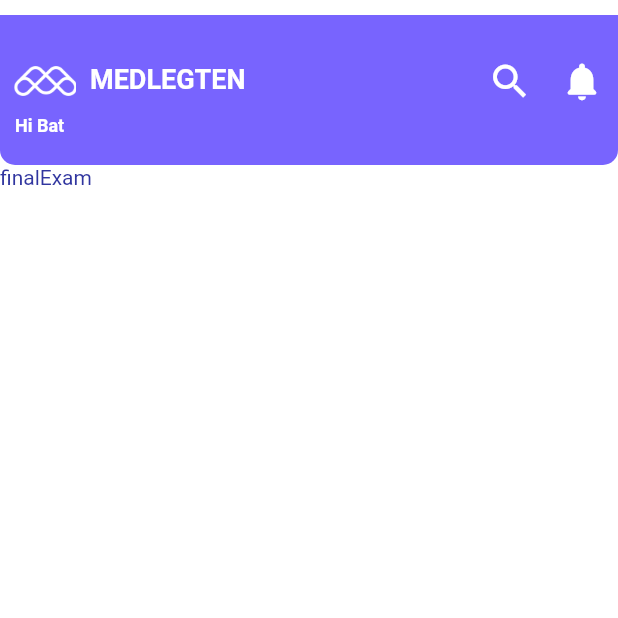
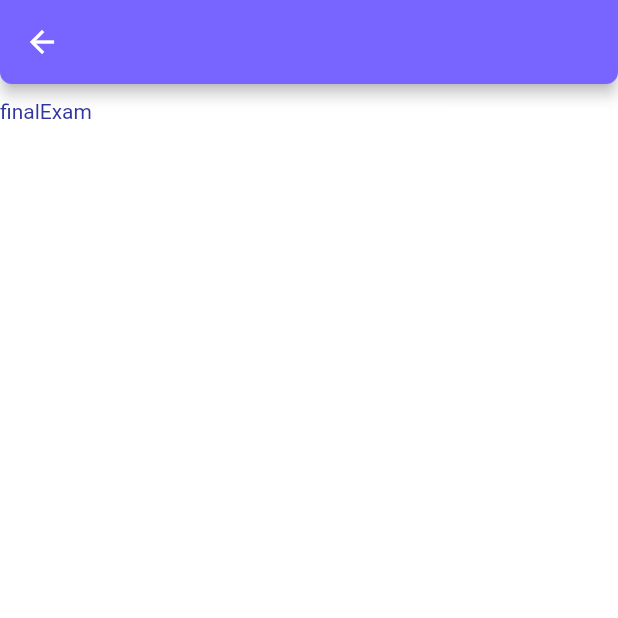
Before and after one commit to enkhtur0123/medlegten, a Flutter app: the ModuleFinalExamPage screen opened directly, on a phone screen of 412 x 824 dp, the top half of it. Run offline on Flutter 3.47's test engine with Material 2 defaults, Android fonts, the phone set to English and light mode, and no system bars; our stand-ins replace auto_route, cached_network_image, carousel_slider, chewie, dio, expandable and 15 more; missing offline and left inert: clickable_list_wheel_view, flutter_facebook_auth; accounts and stored records are empty; network calls fail; Roboto replaces fonts that are missing (Poppins-SemiBold); project files that could hold a hidden picture were left out.

Commit message:
appbar customize

```diff
--- a/lib/components/landing_header.dart
+++ /dev/null
@@ -1,76 +0,0 @@
-import 'package:flutter/material.dart';
-import 'package:medlegten/common/colors.dart';
-
-class LandingHeader extends StatelessWidget {
-  final double height;
-  // ignore: prefer_const_constructors_in_immutables
-  LandingHeader(this.height, {Key? key}) : super(key: key);
-
-  @override
-  Widget build(BuildContext context) {
-    return Container(
-        height: height,
-        decoration: BoxDecoration(
-          color: ColorTable.color120_100_254,
-          borderRadius: const BorderRadius.only(
-            bottomLeft: Radius.circular(10),
-            bottomRight: Radius.circular(10),
-          ),
-        ),
-        child: Column(
-          mainAxisAlignment: MainAxisAlignment.center,
-          crossAxisAlignment: CrossAxisAlignment.center,
-          children: [
-            Row(
-              children: [
-                Image.asset('assets/img/LogoWhite.png',
-                    width: 60, height: 20, fit: BoxFit.fitHeight),
-                Text(
-                  'MEDLEGTEN',
-                  textAlign: TextAlign.center,
-                  style: TextStyle(
-                    color: ColorTable.color255_255_255,
-                    fontFamily: 'Poppins-SemiBold',
-                    fontSize: 18,
-                    letterSpacing:
-                        0 /*percentages not used in flutter. defaulting to zero*/,
-                    fontWeight: FontWeight.w600,
-                    height: 1,
-                  ),
-                ),
-                Expanded(
-                  child: Container(),
-                ),
-                IconButton(
-                  onPressed: () {},
-                  icon: const Icon(Icons.search),
-                  iconSize: 30,
-                ),
-                IconButton(
-                  onPressed: () {},
-                  icon: const Icon(Icons.notifications_rounded),
-                  iconSize: 30,
-                )
-              ],
-            ),
-            Row(children: [
-              const SizedBox(
-                width: 10,
-              ),
-              Text(
-                'Hi Bat',
-                style: TextStyle(
-                  color: ColorTable.color255_255_255,
-                  fontFamily: 'Poppins-SemiBold',
-                  fontSize: 12,
-                  letterSpacing:
-                      0 /*percentages not used in flutter. defaulting to zero*/,
-                  fontWeight: FontWeight.w600,
-                  height: 1,
-                ),
-              )
-            ]),
-          ],
-        ));
-  }
-}
--- a/lib/pages/CoursePages/Unit_finalExam/module_final_exam.dart
+++ b/lib/pages/CoursePages/Unit_finalExam/module_final_exam.dart
@@ -1,6 +1,5 @@
 import 'package:flutter/material.dart';
 import 'package:medlegten/common/colors.dart';
-import 'package:medlegten/components/landing_header.dart';
 
 class ModuleFinalExamPage extends StatefulWidget {
   const ModuleFinalExamPage({Key? key}) : super(key: key);
@@ -13,6 +12,7 @@ class _ModuleFinalExamPageState extends State<ModuleFinalExamPage> {
   @override
   Widget build(BuildContext context) {
     return Scaffold(
+      appBar: AppBar(),
       backgroundColor: ColorTable.color255_255_255,
       body: Padding(
         padding: const EdgeInsets.only(top: 10),
@@ -20,7 +20,6 @@ class _ModuleFinalExamPageState extends State<ModuleFinalExamPage> {
           mainAxisAlignment: MainAxisAlignment.start,
           crossAxisAlignment: CrossAxisAlignment.start,
           children: [
-            LandingHeader(100),
             const Text(
               'finalExam',
               style: TextStyle(color: colorPrimary),
--- a/lib/pages/CoursePages/Unit_grammarTable/grammar_page.dart
+++ b/lib/pages/CoursePages/Unit_grammarTable/grammar_page.dart
@@ -2,7 +2,6 @@ import 'package:flutter/material.dart';
 import 'package:flutter_hooks/flutter_hooks.dart';
 import 'package:medlegten/common/colors.dart';
 import 'package:medlegten/common/widget_functions.dart';
-import 'package:medlegten/components/landing_header.dart';
 import 'package:medlegten/components/video_player_chewie.dart';
 import 'package:medlegten/hooks/useVideoController.dart';
 import 'package:medlegten/models/Unit/grammar.dart';
@@ -56,7 +55,6 @@ class GrammarTablePage extends HookWidget {
         child: Column(
           mainAxisAlignment: MainAxisAlignment.start,
           children: [
-            LandingHeader(100),
             addVerticalSpace(20),
             Text(
               unitGrammar.grammar[0].grammarNameEng.toUpperCase(),
--- a/lib/pages/CoursePages/Unit_listening/module_listening.dart
+++ b/lib/pages/CoursePages/Unit_listening/module_listening.dart
@@ -1,6 +1,6 @@
 import 'package:flutter/material.dart';
 import 'package:medlegten/common/colors.dart';
-import 'package:medlegten/components/landing_header.dart';
+
 
 class ModuleListenPage extends StatefulWidget {
   const ModuleListenPage({Key? key}) : super(key: key);
@@ -20,7 +20,6 @@ class _ModuleListenPageState extends State<ModuleListenPage> {
           mainAxisAlignment: MainAxisAlignment.start,
           crossAxisAlignment: CrossAxisAlignment.start,
           children: [
-            LandingHeader(100),
             const Text(
               'listening',
               style: TextStyle(color: colorPrimary),
--- a/lib/pages/CoursePages/Unit_progressExam/module_progress_exam.dart
+++ b/lib/pages/CoursePages/Unit_progressExam/module_progress_exam.dart
@@ -1,6 +1,5 @@
 import 'package:flutter/material.dart';
 import 'package:medlegten/common/colors.dart';
-import 'package:medlegten/components/landing_header.dart';
 
 class ModuleProgressExamPage extends StatefulWidget {
   const ModuleProgressExamPage({Key? key}) : super(key: key);
@@ -13,6 +12,7 @@ class _ModuleProgressExamPageState extends State<ModuleProgressExamPage> {
   @override
   Widget build(BuildContext context) {
     return Scaffold(
+      appBar: AppBar(),
       backgroundColor: ColorTable.color255_255_255,
       body: Padding(
         padding: const EdgeInsets.only(top: 10),
@@ -20,7 +20,6 @@ class _ModuleProgressExamPageState extends State<ModuleProgressExamPage> {
           mainAxisAlignment: MainAxisAlignment.start,
           crossAxisAlignment: CrossAxisAlignment.start,
           children: [
-            LandingHeader(100),
             const Text(
               'progressExam',
               style: TextStyle(color: colorPrimary),
--- a/lib/pages/CoursePages/Unit_writing/module_writing.dart
+++ b/lib/pages/CoursePages/Unit_writing/module_writing.dart
@@ -1,6 +1,5 @@
 import 'package:flutter/material.dart';
 import 'package:medlegten/common/colors.dart';
-import 'package:medlegten/components/landing_header.dart';
 
 class ModuleWritingPage extends StatefulWidget {
   const ModuleWritingPage({Key? key}) : super(key: key);
@@ -13,6 +12,7 @@ class _ModuleWritingPageState extends State<ModuleWritingPage> {
   @override
   Widget build(BuildContext context) {
     return Scaffold(
+      appBar: AppBar(),
       backgroundColor: ColorTable.color255_255_255,
       body: Padding(
         padding: const EdgeInsets.only(top: 10),
@@ -20,7 +20,6 @@ class _ModuleWritingPageState extends State<ModuleWritingPage> {
           mainAxisAlignment: MainAxisAlignment.start,
           crossAxisAlignment: CrossAxisAlignment.start,
           children: [
-            LandingHeader(100),
             const Text(
               'Writing',
               style: TextStyle(color: colorPrimary),
--- a/lib/pages/CoursePages/course_self_test/course_self_test.dart
+++ b/lib/pages/CoursePages/course_self_test/course_self_test.dart
@@ -3,7 +3,6 @@ import 'package:flutter/material.dart';
 import 'package:flutter_hooks/flutter_hooks.dart';
 import 'package:medlegten/common/colors.dart';
 import 'package:medlegten/common/widget_functions.dart';
-import 'package:medlegten/components/landing_header.dart';
 import 'package:medlegten/components/loading.dart';
 import 'package:medlegten/components/wide_button.dart';
 import 'package:medlegten/models/Landing/quiz_question.dart';
@@ -40,9 +39,9 @@ class CourseSelfTestPage extends HookWidget {
 
     return Scaffold(
       backgroundColor: Colors.white,
+      appBar: AppBar(),
       body: Column(
         children: [
-          LandingHeader(100),
           addVerticalSpace(20),
           Text(
             'Өөрийгөө үнэлэх тест'.toUpperCase(),
--- a/lib/pages/CoursePages/course_unit_module_list.dart
+++ b/lib/pages/CoursePages/course_unit_module_list.dart
@@ -3,7 +3,6 @@ import 'package:flutter_hooks/flutter_hooks.dart';
 import 'package:medlegten/common/colors.dart';
 import 'package:medlegten/common/widget_functions.dart';
 import 'package:medlegten/components/icon_text.dart';
-import 'package:medlegten/components/landing_header.dart';
 import 'package:medlegten/components/loading.dart';
 import 'package:medlegten/components/wide_button.dart';
 import 'package:medlegten/models/Landing/course_unit.dart';
@@ -28,12 +27,12 @@ class CourseUnitModuleListPage extends HookWidget {
   @override
   Widget build(BuildContext context) {
     return Scaffold(
+      appBar: AppBar(),
       backgroundColor: ColorTable.color255_255_255,
       body: Column(
         mainAxisAlignment: MainAxisAlignment.start,
         crossAxisAlignment: CrossAxisAlignment.start,
         children: [
-          LandingHeader(100),
           addVerticalSpace(20),
           Row(
             mainAxisAlignment: MainAxisAlignment.center,
--- a/lib/pages/CoursePages/courses/course_detail.dart
+++ b/lib/pages/CoursePages/courses/course_detail.dart
@@ -1,7 +1,6 @@
 import 'package:flutter/material.dart';
 import 'package:medlegten/common/colors.dart';
 import 'package:medlegten/common/widget_functions.dart';
-import 'package:medlegten/components/landing_header.dart';
 import 'package:medlegten/components/loading.dart';
 import 'package:medlegten/components/video_player_widget.dart';
 import 'package:medlegten/models/Landing/course_info.dart';
@@ -42,12 +41,12 @@ class _CourseDetailState extends State<CourseDetailPage> {
   @override
   Widget build(BuildContext context) {
     return Scaffold(
+      appBar: AppBar(),
       backgroundColor: ColorTable.color255_255_255,
       body: Column(
         mainAxisAlignment: MainAxisAlignment.start,
         crossAxisAlignment: CrossAxisAlignment.start,
         children: [
-          LandingHeader(100),
           VideoPlayerWidget(controller: _controller),
           addVerticalSpace(20),
           CourseIntroWidget(courseInfo: widget.courseInfo),
--- a/lib/themes/style.dart
+++ b/lib/themes/style.dart
@@ -2,17 +2,29 @@ import 'package:flutter/material.dart';
 
 final secondaryColor = Color(0xff7864FE);
 final appTheme = ThemeData(
-  tabBarTheme: TabBarTheme(),
+  tabBarTheme: const TabBarTheme(),
   bottomAppBarColor: Colors.white,
-  bottomAppBarTheme: BottomAppBarTheme(color: Colors.white),
-  bottomNavigationBarTheme: BottomNavigationBarThemeData(backgroundColor: Colors.white),
-  primaryColor: Color(0xff30359F),
+  bottomAppBarTheme: const BottomAppBarTheme(color: Colors.white),
+  bottomNavigationBarTheme:
+      const BottomNavigationBarThemeData(backgroundColor: Colors.white),
+  primaryColor:const Color(0xff30359F),
   scaffoldBackgroundColor: Colors.white,
   appBarTheme: const AppBarTheme(
-      backgroundColor: Color(0xff7864FE),
-      foregroundColor: Colors.white,
-      titleTextStyle:TextStyle(fontStyle: FontStyle.normal, fontSize: 18, fontWeight: FontWeight.w500, color: Colors.white),
-      titleSpacing: 0),
+    backgroundColor: Color(0xff7864FE),
+    foregroundColor: Colors.white,
+    titleTextStyle: TextStyle(
+        fontStyle: FontStyle.normal,
+        fontSize: 18,
+        fontWeight: FontWeight.w500,
+        color: Colors.white),
+    titleSpacing: 0,
+    centerTitle: false,
+    shape: RoundedRectangleBorder(
+      borderRadius: BorderRadius.vertical(
+        bottom: Radius.circular(8),
+      ),
+    ),
+  ),
   colorScheme: const ColorScheme.dark(
     secondary: Color(0xFF9054E7),
     secondaryVariant: Color(0xFFF88E77),
```
Also changed, not shown: lib/pages/CoursePages/payment/buy_course.dart (+4 -3 lines), lib/pages/LandingPages/landing_page.dart (+36 -13 lines), assets/img/payment/qpay.png (deleted), assets/img/payment/qpay.svg (added), assets/img/payment/socialpay.png (deleted), assets/img/payment/socialpay.svg (added), assets/svg/Logo.svg, 97 other files.
